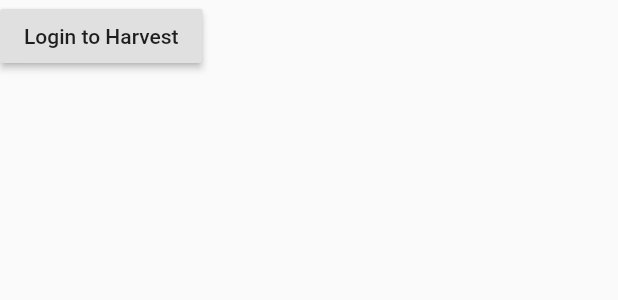
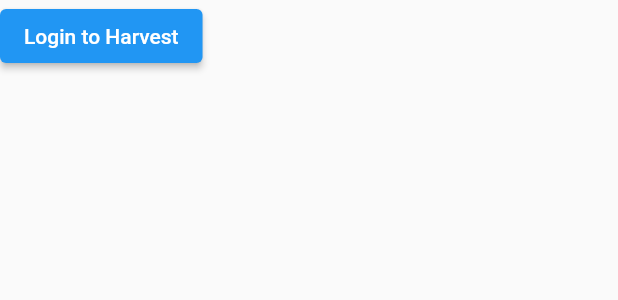
Before and after one commit to bryantgtx/timer_mgr, a Flutter app: the HarvestLoginButton widget shown alone on an empty page, opened directly, on a phone screen of 412 x 824 dp. Shown: the top 300 px of the screen. Run offline on Flutter 3.47's test engine with Material 2 defaults, Android fonts, the phone set to English and light mode, and no system bars; our stand-ins replace bloc, equatable, flutter_bloc, hive, hive_flutter; missing offline and left inert: oauth2; accounts and stored records are empty.

Commit message:
Fix a couple defects, add support for command line arguments to accept Harvest credentials

```diff
--- a/lib/harvest/harvest_timer_task.dart
+++ b/lib/harvest/harvest_timer_task.dart
@@ -31,8 +31,8 @@ class HarvestTimerTask implements WorkTimerTask {
   }
 
   @override
-  void createTimecardEntry(double hours, DateTime spentDate, String description) {
-    HarvestApi().submitTimeEntry(
+  Future<void> createTimecardEntry(double hours, DateTime spentDate, String description) async {
+    await HarvestApi().submitTimeEntry(
       projectId: projectId,
       taskId: taskId,
       spentDate: spentDate,
--- a/lib/harvest/widgets/harvest_login_button.dart
+++ b/lib/harvest/widgets/harvest_login_button.dart
@@ -5,6 +5,7 @@ import 'package:http/http.dart' as http;
 import 'package:oauth2/oauth2.dart' as oauth2;
 import 'package:timer_mgr/harvest/auth/harvest_auth_bloc.dart';
 import 'package:timer_mgr/resources/strings.dart';
+import 'package:timer_mgr/widgets/okay_dialog.dart';
 import 'package:url_launcher/url_launcher.dart';
 
 final _authorizationEndpoint = Uri.parse('https://id.getharvest.com/oauth2/authorize');
@@ -29,6 +30,10 @@ class _HarvestLoginButtonState extends State<HarvestLoginButton> {
 
   Future<void> _getOAuth2Client(BuildContext context, Uri redirectUrl) async {
     if (widget.harvestClientId.isEmpty || widget.harvestClientSecret.isEmpty) {
+      await showDialog(
+        context: context,
+        builder: (context) => OkayDialog('Missing Harvest API info', 'Need to have api info in environment'),
+      );
       throw const HarvestLoginException(
           'harvestClientId and harvestClientSecret must be not empty. '
           'See `lib/oauth_creds.dart` for more detail.');
@@ -71,6 +76,10 @@ class _HarvestLoginButtonState extends State<HarvestLoginButton> {
     if (await canLaunch(url)) {
       await launch(url);
     } else {
+      await showDialog(
+        context: context,
+        builder: (context) => OkayDialog('URL Launch Error', 'System disallowed launching OAuth'),
+      );
       throw HarvestLoginException('Could not launch $url');
     }
   }
@@ -104,7 +113,7 @@ class _HarvestLoginButtonState extends State<HarvestLoginButton> {
 
   @override
   Widget build(BuildContext context) {
-    return RaisedButton(
+    return ElevatedButton(
       onPressed: () async {
         await _redirectServer?.close();
         // Harvest requires a specified port
--- a/lib/homepage/timer_info_widget.dart
+++ b/lib/homepage/timer_info_widget.dart
@@ -196,11 +196,11 @@ class _TimerInfoWidgetState extends State<TimerInfoWidget> {
     return Row(
       mainAxisAlignment: MainAxisAlignment.spaceEvenly,
       children: <Widget> [
-        RaisedButton(
+        ElevatedButton(
           child: Text(Strings.workTimerInfo_CancelButton),
           onPressed: () => Navigator.pop(context, cancelMessageText),
         ),
-        RaisedButton(
+        ElevatedButton(
           child: Text(submitButtonText),
           onPressed: enableCreate
             ? _onSubmit
--- a/lib/main.dart
+++ b/lib/main.dart
@@ -12,8 +12,8 @@ import 'package:timer_mgr/work_timer_list/work_timer_repository.dart';
 
 import 'harvest/info/harvest_info_repository.dart';
 
-void main() async {
-  await Hive.initFlutter();
+void main(List<String> args) async {
+ await Hive.initFlutter();
   final timerBox = await Hive.openBox(Strings.hiveTimerBoxName);
   final oauthBox = await Hive.openBox(Strings.oAuthCredsBoxName);
   final harvestInfoBox = await Hive.openBox(Strings.harvestHiveAssignmentBoxName);
@@ -33,7 +33,7 @@ void main() async {
           create: (_)=> HarvestInfoBloc(HarvestInfoRepository(harvestInfoBox)),
         ),
      ],
-      child:  TimerApp(),
+      child:  TimerApp(args),
     )
   );
 }
--- a/lib/oauth_creds.dart
+++ b/lib/oauth_creds.dart
@@ -1,4 +1,9 @@
 class OAuthCredentials {
-  static get harvestId => const String.fromEnvironment("harvestId");
-  static get harvestSecret => const String.fromEnvironment("harvestSecret");
+  static var args = Map<String, String>();
+  static get harvestId => args['harvestId'] != null
+    ? args['harvestId']
+    : const String.fromEnvironment('harvestId');
+  static get harvestSecret => args['harvestSecret'] != null
+    ? args['harvestSecret']
+    : const String.fromEnvironment('harvestSecret');
 }
--- a/lib/resources/strings.dart
+++ b/lib/resources/strings.dart
@@ -42,6 +42,8 @@ class Strings {
   static const harvestSelectProjectPrompt = 'Please select a project';
   static const harvestSelectTaskPrompt = 'Please select a task';
 
+  static const okayDialogButton = 'OK';
+
   // non-translatable
   static String hiveTimerBoxName = 'timers';
   static String oAuthCredsBoxName = 'oauth';
@@ -49,4 +51,5 @@ class Strings {
   static String harvestHiveAccountIdKey = 'harvest_accountId';
   static String harvestHiveAssignmentBoxName = 'harvest';
   static String harvestHiveAssignmentKey = 'harvest_assignment';
+  static String logErrorName = 'log_errors';
 }
--- a/lib/services/time_functions.dart
+++ b/lib/services/time_functions.dart
@@ -30,7 +30,7 @@ class TimeFunctions {
     int hours = 0;
     int minutes = 0;
     List<String> parts = duration.split(':');
-    if (parts.length > 2 && parts[parts.length - 2].isNotEmpty) {
+    if (parts.length >= 2 && parts[parts.length - 2].isNotEmpty) {
       hours = int.parse(parts[parts.length - 2]);
     }
     if (parts.length > 1) {
--- a/lib/work_timer/work_timer_bloc.dart
+++ b/lib/work_timer/work_timer_bloc.dart
@@ -91,12 +91,12 @@ class WorkTimerBloc extends Bloc<WorkTimerEvent, WorkTimerReadyState> {
   Future sendTimeEntries(WorkTimer timer) async {
     print('Should send off ${timer.elapsed} seconds');
     int taskCount = timer.tasks.length;
-    timer.tasks.forEach((task) {
+    await Future.forEach(timer.tasks, (task) async {
       switch (task.taskType) {
         case HarvestTimerTask.harvestTaskType:
           double splitDuration = (timer.elapsed / taskCount) / 3600.0;
           if (splitDuration >= Settings.minimumTimeCardDuration) {
-            task.createTimecardEntry(splitDuration, DateTime.now(), timer.description);
+            await task.createTimecardEntry(splitDuration, DateTime.now(), timer.description);
           }
           break;
         default:
--- a/lib/work_timer/work_timer_task.dart
+++ b/lib/work_timer/work_timer_task.dart
@@ -2,7 +2,7 @@ abstract class WorkTimerTask {
   String get taskType;
   String get displayToken;
 
-  void createTimecardEntry(double hours, DateTime spentDate, String notes);
+  Future<void> createTimecardEntry(double hours, DateTime spentDate, String notes) ;
 
   Map<String, dynamic> toMap();
 }
--- a/pubspec.yaml
+++ b/pubspec.yaml
@@ -32,6 +32,7 @@ dependencies:
   hive_flutter: ^0.3.1
   uuid: ^2.2.2
   mutex: ^1.1.0
+  args: ^1.6.0
 
 dev_dependencies:
   flutter_test:
```
Also changed, not shown: lib/app.dart (+19 -0 lines), lib/harvest/widgets/harvest_info_widget.dart (+4 -4 lines), lib/homepage/work_timer_widget.dart (+15 -8 lines), lib/widgets/okay_dialog.dart (added, +25 -0 lines), pubspec.lock, 2 other files.
